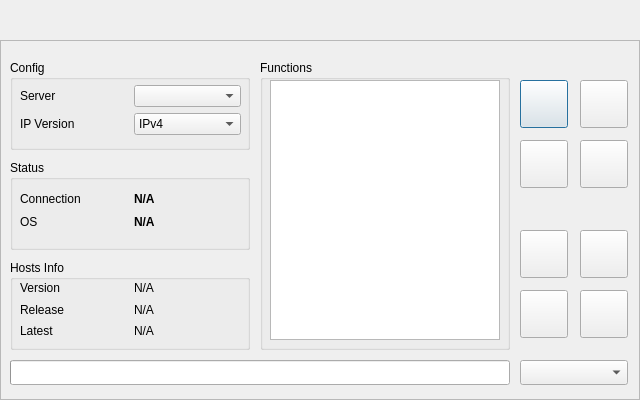
This is qthostsui.ui in SayCV/huhamhire-hosts as Qt 5 draws it before an edit. The edited form follows.
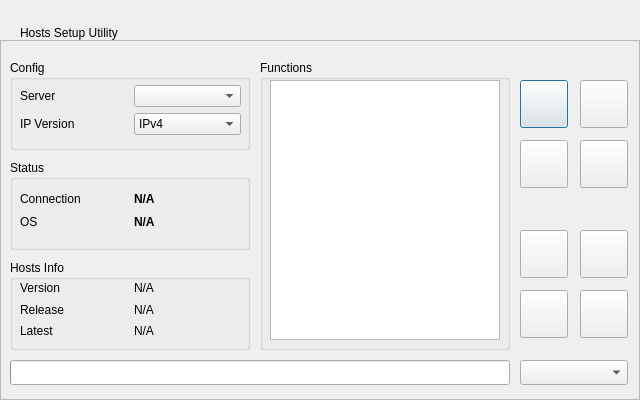
This is the edited form. Icons and pictures are not drawn.

Commit message: update version to 1.9.7: 1.fix several ui bugs; 2.clear up stylesheet file theme/darkdefault.qss

Patch:
```diff
--- a/qthostsui.ui
+++ b/qthostsui.ui
@@ -588,6 +588,19 @@
     </property>
    </widget>
   </widget>
+  <widget class="QLabel" name="TitleLabel">
+   <property name="geometry">
+    <rect>
+     <x>20</x>
+     <y>20</y>
+     <width>250</width>
+     <height>25</height>
+    </rect>
+   </property>
+   <property name="text">
+    <string>Hosts Setup Utility</string>
+   </property>
+  </widget>
  </widget>
  <tabstops>
   <tabstop>SelectMirror</tabstop>
```
Left out of the diff: 35 changed lines with no effect on the pictures. The commit also changes 7 other files.
